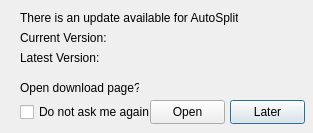
Qt form res/update_checker.ui (Toufool/AutoSplit) before a commit.
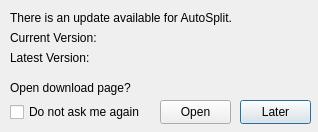
The same form after that commit. Icons and pictures are not drawn.

Commit message: Re-tested UI on Windows 11 high-dpi

```diff
--- a/res/update_checker.ui
+++ b/res/update_checker.ui
@@ -9,20 +9,20 @@
    <rect>
     <x>0</x>
     <y>0</y>
-    <width>313</width>
-    <height>133</height>
+    <width>318</width>
+    <height>132</height>
    </rect>
   </property>
   <property name="minimumSize">
    <size>
-    <width>313</width>
-    <height>133</height>
+    <width>318</width>
+    <height>132</height>
    </size>
   </property>
   <property name="maximumSize">
    <size>
-    <width>313</width>
-    <height>133</height>
+    <width>318</width>
+    <height>132</height>
    </size>
   </property>
   <property name="font">
@@ -43,9 +43,9 @@
   <widget class="QLabel" name="update_status_label">
    <property name="geometry">
     <rect>
-     <x>20</x>
+     <x>10</x>
      <y>10</y>
-     <width>218</width>
+     <width>251</width>
      <height>16</height>
     </rect>
    </property>
@@ -62,9 +62,9 @@
   <widget class="QLabel" name="current_version_label">
    <property name="geometry">
     <rect>
-     <x>20</x>
+     <x>10</x>
      <y>30</y>
-     <width>91</width>
+     <width>101</width>
      <height>16</height>
     </rect>
    </property>
@@ -75,9 +75,9 @@
   <widget class="QLabel" name="latest_version_label">
    <property name="geometry">
     <rect>
-     <x>20</x>
+     <x>10</x>
      <y>50</y>
-     <width>81</width>
+     <width>101</width>
      <height>16</height>
     </rect>
    </property>
@@ -88,9 +88,9 @@
   <widget class="QLabel" name="go_to_download_label">
    <property name="geometry">
     <rect>
-     <x>20</x>
+     <x>10</x>
      <y>80</y>
-     <width>119</width>
+     <width>141</width>
      <height>16</height>
     </rect>
    </property>
@@ -101,9 +101,9 @@
   <widget class="QPushButton" name="left_button">
    <property name="geometry">
     <rect>
-     <x>150</x>
+     <x>160</x>
      <y>100</y>
-     <width>75</width>
+     <width>71</width>
      <height>24</height>
     </rect>
    </property>
@@ -117,9 +117,9 @@
   <widget class="QPushButton" name="right_button">
    <property name="geometry">
     <rect>
-     <x>230</x>
+     <x>240</x>
      <y>100</y>
-     <width>75</width>
+     <width>71</width>
      <height>24</height>
     </rect>
    </property>
@@ -130,9 +130,9 @@
   <widget class="QLabel" name="current_version_number_label">
    <property name="geometry">
     <rect>
-     <x>120</x>
+     <x>110</x>
      <y>30</y>
-     <width>181</width>
+     <width>191</width>
      <height>16</height>
     </rect>
    </property>
@@ -143,9 +143,9 @@
   <widget class="QLabel" name="latest_version_number_label">
    <property name="geometry">
     <rect>
-     <x>120</x>
+     <x>110</x>
      <y>50</y>
-     <width>181</width>
+     <width>191</width>
      <height>16</height>
     </rect>
    </property>
@@ -156,9 +156,9 @@
   <widget class="QCheckBox" name="do_not_ask_again_checkbox">
    <property name="geometry">
     <rect>
-     <x>20</x>
+     <x>10</x>
      <y>102</y>
-     <width>131</width>
+     <width>151</width>
      <height>20</height>
     </rect>
    </property>
```
The commit also changes 7 other files.
